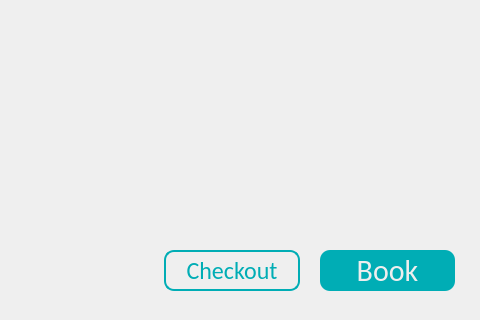
The window that mainwindow.ui (blendjam/Bookspot) describes before a commit, drawn with Qt 5; both pictures show x 146 to 626 and y 320 to 640 of the 626 by 640 pixel window.
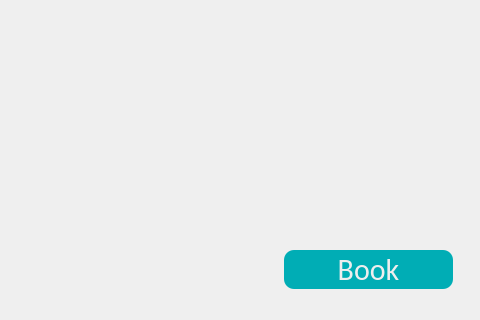
The same window after the commit. Icons and pictures are not drawn.

Diff of the .ui file:
```diff
--- a/mainwindow.ui
+++ b/mainwindow.ui
@@ -84,70 +84,6 @@
      </property>
     </layout>
    </widget>
-   <widget class="QWidget" name="layoutWidget">
-    <property name="geometry">
-     <rect>
-      <x>310</x>
-      <y>570</y>
-      <width>291</width>
-      <height>41</height>
-     </rect>
-    </property>
-    <layout class="QHBoxLayout" name="horizontalLayout">
-     <property name="spacing">
-      <number>20</number>
-     </property>
-     <property name="sizeConstraint">
-      <enum>QLayout::SetDefaultConstraint</enum>
-     </property>
-     <item>
-      <widget class="QPushButton" name="pushButton_close">
-       <property name="sizePolicy">
-        <sizepolicy hsizetype="Preferred" vsizetype="Preferred">
-         <horstretch>0</horstretch>
-         <verstretch>0</verstretch>
-        </sizepolicy>
-       </property>
-       <property name="font">
-        <font>
-         <family>Calibri</family>
-         <pointsize>18</pointsize>
-        </font>
-       </property>
-       <property name="cursor">
-        <cursorShape>PointingHandCursor</cursorShape>
-       </property>
-       <property name="text">
-        <string>Checkout</string>
-       </property>
-      </widget>
-     </item>
-     <item>
-      <widget class="QPushButton" name="pushButton_book">
-       <property name="sizePolicy">
-        <sizepolicy hsizetype="Preferred" vsizetype="Preferred">
-         <horstretch>0</horstretch>
-         <verstretch>0</verstretch>
-        </sizepolicy>
-       </property>
-       <property name="font">
-        <font>
-         <family>Calibri</family>
-         <pointsize>-1</pointsize>
-         <weight>50</weight>
-         <bold>false</bold>
-        </font>
-       </property>
-       <property name="cursor">
-        <cursorShape>PointingHandCursor</cursorShape>
-       </property>
-       <property name="text">
-        <string>Book</string>
-       </property>
-      </widget>
-     </item>
-    </layout>
-   </widget>
    <widget class="QPushButton" name="pushButton_back">
     <property name="geometry">
      <rect>
@@ -174,6 +110,36 @@
      <string>TextLabel</string>
     </property>
    </widget>
+   <widget class="QPushButton" name="pushButton_book">
+    <property name="geometry">
+     <rect>
+      <x>430</x>
+      <y>570</y>
+      <width>169</width>
+      <height>39</height>
+     </rect>
+    </property>
+    <property name="sizePolicy">
+     <sizepolicy hsizetype="Preferred" vsizetype="Preferred">
+      <horstretch>0</horstretch>
+      <verstretch>0</verstretch>
+     </sizepolicy>
+    </property>
+    <property name="font">
+     <font>
+      <family>Calibri</family>
+      <pointsize>-1</pointsize>
+      <weight>50</weight>
+      <bold>false</bold>
+     </font>
+    </property>
+    <property name="cursor">
+     <cursorShape>PointingHandCursor</cursorShape>
+    </property>
+    <property name="text">
+     <string>Book</string>
+    </property>
+   </widget>
   </widget>
   <widget class="QMenuBar" name="menubar">
    <property name="geometry">
```
